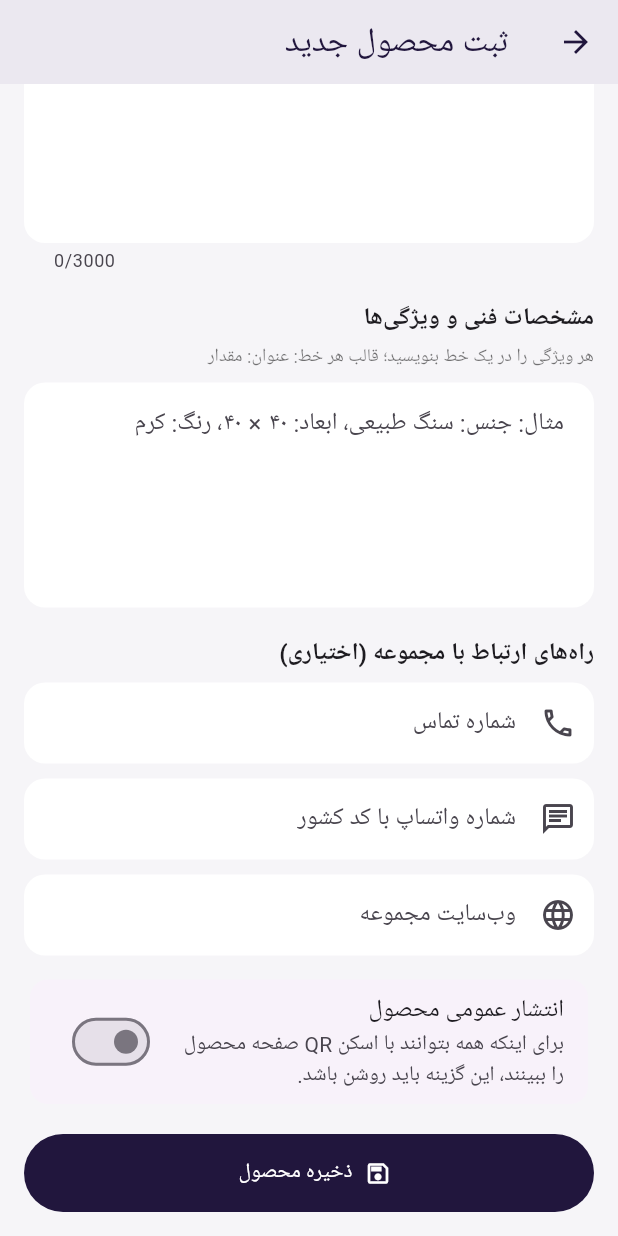
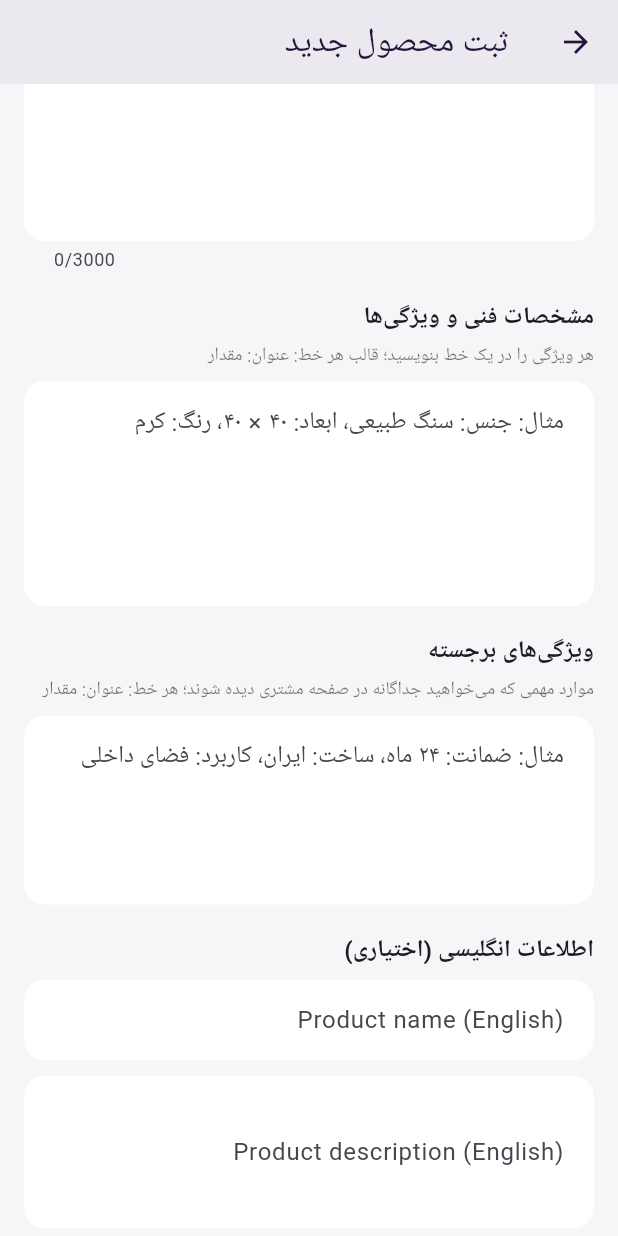
Before and after one commit to alimokhtari3900-source/qr-studio, a Flutter app: the ProductEditor screen opened directly, scrolled down 576 dp, on a phone screen of 412 x 824 dp. Run offline on Flutter 3.47's test engine with Material 3 defaults, Android fonts, the phone set to English and light mode, and no system bars; our stand-ins replace image_picker, qr_flutter, supabase_flutter; accounts and stored records are empty.

Commit message:
Expand QR Studio Pro product editor and product metadata

```diff
--- a/lib/main.dart
+++ b/lib/main.dart
@@ -732,9 +732,26 @@ class _ProductEditorState extends State<ProductEditor> {
   late final contactWebsite = TextEditingController(
     text: _contactValue('website'),
   );
+  late final customFields = TextEditingController(
+    text: _formatMap(widget.product?['custom_fields']),
+  );
+  late final englishName = TextEditingController(
+    text: _translationValue('name'),
+  );
+  late final englishDescription = TextEditingController(
+    text: _translationValue('description'),
+  );
+  late final catalogUrl = TextEditingController(
+    text: _attachmentValue('catalog'),
+  );
+  late final videoUrl = TextEditingController(
+    text: _attachmentValue('video'),
+  );
   final List<XFile> selectedImages = [];
   List<String> existingImages = [];
+  List<dynamic> preservedAttachments = [];
   bool published = false;
+  bool active = true;
   bool busy = false;
   bool picking = false;
 
@@ -742,6 +759,15 @@ class _ProductEditorState extends State<ProductEditor> {
   void initState() {
     super.initState();
     published = widget.product?['is_published'] == true;
+    active = widget.product?['is_active'] != false;
+    final rawAttachments = widget.product?['attachments'];
+    if (rawAttachments is List) {
+      preservedAttachments = rawAttachments.where((item) {
+        if (item is! Map) return false;
+        final type = item['type']?.toString();
+        return type != 'catalog' && type != 'video';
+      }).toList();
+    }
     final rawImages = widget.product?['images'];
     if (rawImages is List) {
       existingImages = rawImages
@@ -759,6 +785,26 @@ class _ProductEditorState extends State<ProductEditor> {
   String _contactValue(String key) {
     final raw = widget.product?['contact'];
     if (raw is Map) return raw[key]?.toString() ?? '';
+    return '';
+  }
+
+  String _translationValue(String key) {
+    final raw = widget.product?['translations'];
+    if (raw is Map && raw['en'] is Map) {
+      return raw['en'][key]?.toString() ?? '';
+    }
+    return '';
+  }
+
+  String _attachmentValue(String type) {
+    final raw = widget.product?['attachments'];
+    if (raw is List) {
+      for (final item in raw) {
+        if (item is Map && item['type']?.toString() == type) {
+          return item['url']?.toString() ?? '';
+        }
+      }
+    }
     return '';
   }
 
@@ -872,13 +918,28 @@ class _ProductEditorState extends State<ProductEditor> {
         'description': description.text.trim(),
         'images': imageUrls,
         'specifications': _parseLines(specifications.text),
+        'custom_fields': _parseLines(customFields.text),
+        'attachments': [
+          ...preservedAttachments,
+          if (catalogUrl.text.trim().isNotEmpty)
+            {'title': 'دانلود کاتالوگ', 'type': 'catalog', 'url': catalogUrl.text.trim()},
+          if (videoUrl.text.trim().isNotEmpty)
+            {'title': 'ویدئوی معرفی', 'type': 'video', 'url': videoUrl.text.trim()},
+        ],
+        'translations': {
+          if (englishName.text.trim().isNotEmpty || englishDescription.text.trim().isNotEmpty)
+            'en': {
+              if (englishName.text.trim().isNotEmpty) 'name': englishName.text.trim(),
+              if (englishDescription.text.trim().isNotEmpty) 'description': englishDescription.text.trim(),
+            },
+        },
         'contact': {
           if (contactPhone.text.trim().isNotEmpty) 'phone': contactPhone.text.trim(),
           if (contactWhatsapp.text.trim().isNotEmpty) 'whatsapp': contactWhatsapp.text.trim(),
           if (contactWebsite.text.trim().isNotEmpty) 'website': contactWebsite.text.trim(),
         },
         'is_published': published,
-        'is_active': true,
+        'is_active': active,
       };
       final query = client.from('products');
       if (widget.product == null) {
@@ -951,6 +1012,11 @@ class _ProductEditorState extends State<ProductEditor> {
     contactPhone.dispose();
     contactWhatsapp.dispose();
     contactWebsite.dispose();
+    customFields.dispose();
+    englishName.dispose();
+    englishDescription.dispose();
+    catalogUrl.dispose();
+    videoUrl.dispose();
     super.dispose();
   }
 
@@ -1109,6 +1175,39 @@ class _ProductEditorState extends State<ProductEditor> {
                 ),
               ),
               const SizedBox(height: 18),
+              const Text('ویژگی‌های برجسته', style: TextStyle(fontWeight: FontWeight.bold, fontSize: 16)),
+              const SizedBox(height: 5),
+              const Text('موارد مهمی که می‌خواهید جداگانه در صفحه مشتری دیده شوند؛ هر خط: عنوان: مقدار', style: TextStyle(color: Colors.black54, fontSize: 12)),
+              const SizedBox(height: 8),
+              TextField(
+                controller: customFields,
+                maxLines: 4,
+                decoration: const InputDecoration(
+                  hintText: 'مثال: ضمانت: ۲۴ ماه، ساخت: ایران، کاربرد: فضای داخلی',
+                  alignLabelWithHint: true,
+                ),
+              ),
+              const SizedBox(height: 18),
+              const Text('اطلاعات انگلیسی (اختیاری)', style: TextStyle(fontWeight: FontWeight.bold, fontSize: 16)),
+              const SizedBox(height: 8),
+              TextField(controller: englishName, textDirection: TextDirection.ltr,
+                decoration: const InputDecoration(labelText: 'Product name (English)')),
+              const SizedBox(height: 10),
+              TextField(controller: englishDescription, textDirection: TextDirection.ltr,
+                maxLines: 3, decoration: const InputDecoration(labelText: 'Product description (English)')),
+              const SizedBox(height: 18),
+              const Text('کاتالوگ و ویدئوی معرفی', style: TextStyle(fontWeight: FontWeight.bold, fontSize: 16)),
+              const SizedBox(height: 5),
+              const Text('لینک مستقیم فایل یا صفحهٔ کاتالوگ و ویدئو را وارد کنید.', style: TextStyle(color: Colors.black54, fontSize: 12)),
+              const SizedBox(height: 8),
+              TextField(controller: catalogUrl, textDirection: TextDirection.ltr,
+                keyboardType: TextInputType.url,
+                decoration: const InputDecoration(labelText: 'لینک کاتالوگ / فایل PDF', prefixIcon: Icon(Icons.picture_as_pdf_outlined))),
+              const SizedBox(height: 10),
+              TextField(controller: videoUrl, textDirection: TextDirection.ltr,
+                keyboardType: TextInputType.url,
+                decoration: const InputDecoration(labelText: 'لینک ویدئوی معرفی', prefixIcon: Icon(Icons.play_circle_outline))),
+              const SizedBox(height: 18),
               const Text('راه‌های ارتباط با مجموعه (اختیاری)', style: TextStyle(fontWeight: FontWeight.bold, fontSize: 16)),
               const SizedBox(height: 8),
               TextField(
@@ -1131,14 +1230,23 @@ class _ProductEditorState extends State<ProductEditor> {
               const SizedBox(height: 12),
               Card(
                 elevation: 0,
-                child: SwitchListTile(
-                  value: published,
-                  onChanged: busy ? null : (value) => setState(() => published = value),
-                  title: const Text('انتشار عمومی محصول'),
-                  subtitle: const Text(
-                    'برای اینکه همه بتوانند با اسکن QR صفحه محصول را ببینند، این گزینه باید روشن باشد.',
+                child: Column(children: [
+                  SwitchListTile(
+                    value: published,
+                    onChanged: busy ? null : (value) => setState(() => published = value),
+                    secondary: const Icon(Icons.public_rounded),
+                    title: const Text('انتشار عمومی محصول'),
+                    subtitle: const Text('با فعال‌کردن این گزینه، صفحه محصول از طریق QR برای همه قابل مشاهده می‌شود.'),
                   ),
-                ),
+                  const Divider(height: 1, indent: 16, endIndent: 16),
+                  SwitchListTile(
+                    value: active,
+                    onChanged: busy ? null : (value) => setState(() => active = value),
+                    secondary: const Icon(Icons.inventory_2_outlined),
+                    title: const Text('محصول فعال باشد'),
+                    subtitle: const Text('محصول غیرفعال در فهرست عمومی نمایش داده نمی‌شود؛ اطلاعاتش حذف نخواهد شد.'),
+                  ),
+                ]),
               ),
               const SizedBox(height: 16),
               SizedBox(
```
